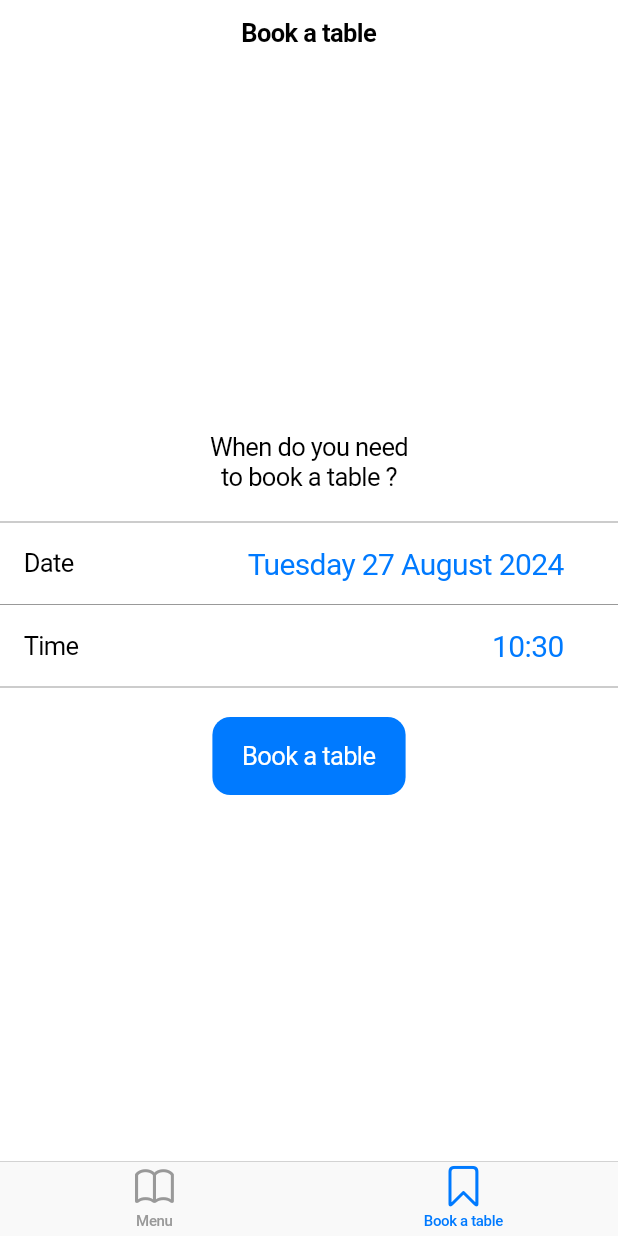
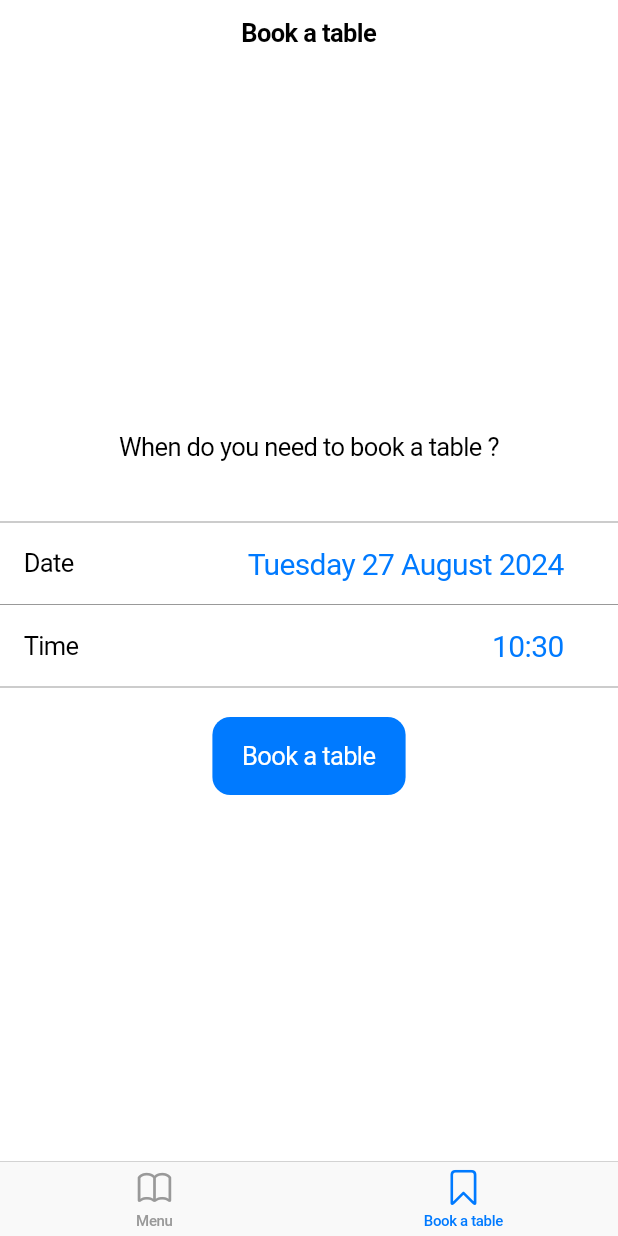
Before and after one commit to dleurs/restaurant_app, a Flutter app: the screen it shows after launch, item 2 of the bottom bar chosen, on a phone screen of 412 x 824 dp. Run offline on Flutter 3.47's test engine with Material 3 defaults, Android fonts, the phone set to English and light mode, and no system bars; our stand-ins replace cloud_firestore, firebase_core; accounts and stored records are empty.

Commit message:
feat(#4): Better pick date ui

```diff
--- a/lib/main.dart
+++ b/lib/main.dart
@@ -38,11 +38,17 @@ class MyHomePage extends StatelessWidget {
       tabBar: CupertinoTabBar(
         items: const <BottomNavigationBarItem>[
           BottomNavigationBarItem(
-            icon: Icon(CupertinoIcons.book),
+            icon: Icon(
+              CupertinoIcons.book,
+              size: 26,
+            ),
             label: 'Menu',
           ),
           BottomNavigationBarItem(
-            icon: Icon(CupertinoIcons.bookmark),
+            icon: Icon(
+              CupertinoIcons.bookmark,
+              size: 26,
+            ),
             label: 'Book a table',
           ),
         ],
@@ -207,6 +213,7 @@ class FoodDetailsPage extends StatelessWidget {
       navigationBar: CupertinoNavigationBar(
         middle: Text(name),
       ),
+      child: SafeArea(
         child: Column(
           mainAxisAlignment: MainAxisAlignment.center,
           children: [
@@ -218,6 +225,7 @@ class FoodDetailsPage extends StatelessWidget {
               ),
             ),
           ],
+        ),
       ),
     );
   }
@@ -275,10 +283,10 @@ class _BookTablePageState extends State<BookTablePage> {
         mainAxisAlignment: MainAxisAlignment.center,
         children: [
           const Text(
-            'When do you need\nto book a table ?',
+            'When do you need to book a table ?',
             textAlign: TextAlign.center,
           ),
-          const SizedBox(height: 20),
+          const SizedBox(height: 40),
           DatePickerItem(
             children: <Widget>[
               const Text('Date'),
```
Lines whose indentation alone changed are shown as unchanged.
